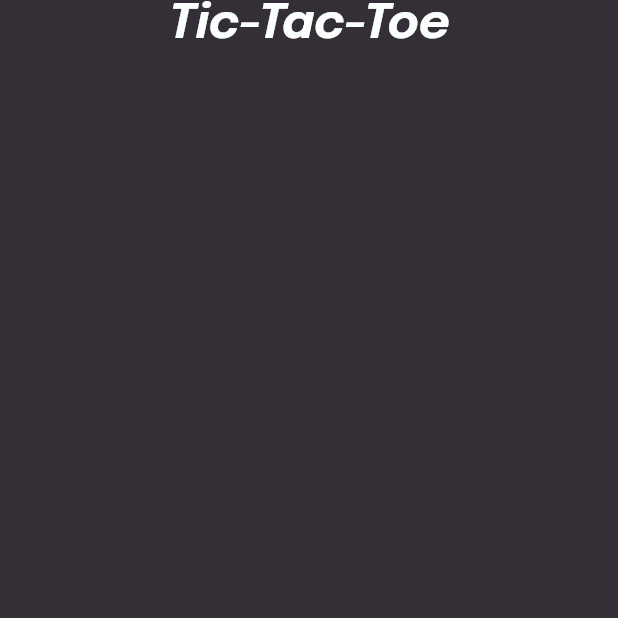
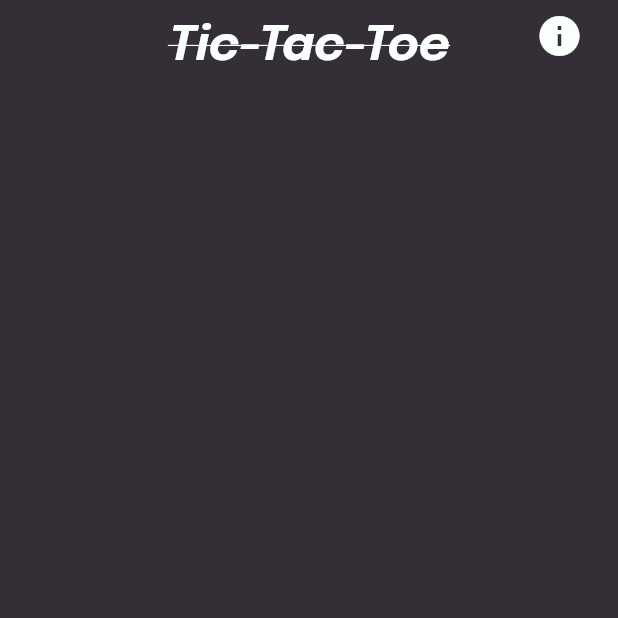
Before and after one commit to samitkapoor/tic-tac-toe, a Flutter app: the screen it shows after launch, on a phone screen of 412 x 824 dp, the top half of it. Run offline on Flutter 3.47's test engine with Material 2 defaults, Android fonts, the phone set to English and light mode, and no system bars; our stand-ins replace google_fonts.

Commit message:
Added info button

```diff
--- a/lib/main.dart
+++ b/lib/main.dart
@@ -12,6 +12,7 @@ class Tictactoe extends StatelessWidget {
   @override
   Widget build(BuildContext context) {
     return MaterialApp(
+      debugShowCheckedModeBanner: false,
       theme: ThemeData(
         scaffoldBackgroundColor: const Color(0xff342E37),
         primaryColor: const Color(0xffFA824C),
--- a/lib/views/game_screen.dart
+++ b/lib/views/game_screen.dart
@@ -9,21 +9,44 @@ class GameScreen extends StatelessWidget {
   @override
   Widget build(BuildContext context) {
     return Scaffold(
-      body: ListView(
-        padding:
-            EdgeInsets.fromLTRB(15, MediaQuery.of(context).padding.top, 15, 15),
+      body: Container(
+        height: MediaQuery.of(context).size.height,
+        width: MediaQuery.of(context).size.width,
+        padding: EdgeInsets.fromLTRB(
+          15,
+          MediaQuery.of(context).padding.top,
+          15,
+          15,
+        ),
+        alignment: Alignment.center,
+        child: Stack(
+          alignment: Alignment.center,
           children: [
-          Text(
+            Positioned(
+              top: 15,
+              child: Text(
                 'Tic-Tac-Toe',
                 style: GoogleFonts.epilogue(
                   fontSize: 32,
                   fontStyle: FontStyle.italic,
+                  decoration: TextDecoration.lineThrough,
                   fontWeight: FontWeight.bold,
                   color: gridColor,
                 ),
                 textAlign: TextAlign.center,
               ),
+            ),
+            Positioned(
+              right: 0,
+              top: 0,
+              child: IconButton(
+                onPressed: () {},
+                tooltip: 'About',
+                icon: Icon(Icons.info, size: 32, color: gridColor),
+              ),
+            ),
           ],
+        ),
       ),
     );
   }
```
Lines whose indentation alone changed are shown as unchanged.
